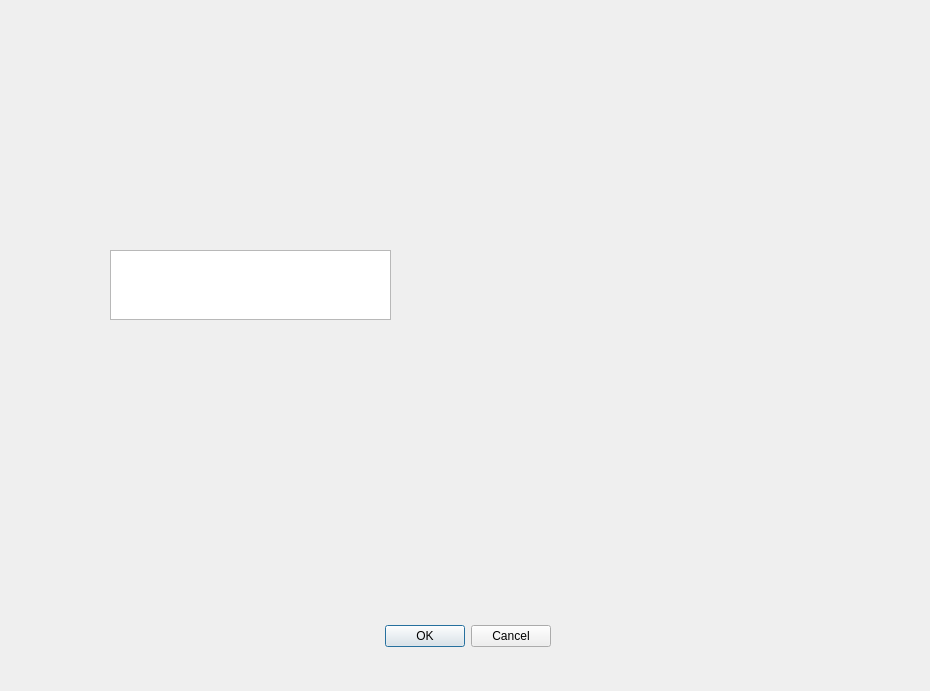
This is Lab1/login.ui in PioSkay/Qt-Time-Reporting-System as Qt 5 draws it before an edit. The edited form follows.
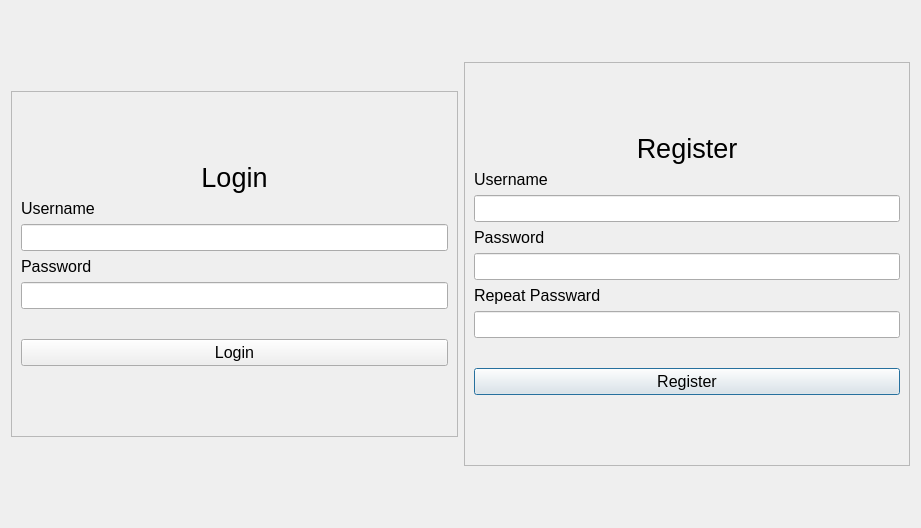
This is the edited form.

Commit message: UI For logging & backend. Create a user interface for logging and registering. Simple JSON reader. Backend handling register communication.

What changed in the file:
```diff
--- a/Lab1/login.ui
+++ b/Lab1/login.ui
@@ -6,39 +6,275 @@
    <rect>
     <x>0</x>
     <y>0</y>
-    <width>930</width>
-    <height>691</height>
+    <width>921</width>
+    <height>528</height>
    </rect>
   </property>
   <property name="windowTitle">
    <string>Dialog</string>
   </property>
-  <widget class="QDialogButtonBox" name="buttonBox">
-   <property name="geometry">
-    <rect>
-     <x>210</x>
-     <y>620</y>
-     <width>341</width>
-     <height>32</height>
-    </rect>
-   </property>
-   <property name="orientation">
-    <enum>Qt::Horizontal</enum>
-   </property>
-   <property name="standardButtons">
-    <set>QDialogButtonBox::Cancel|QDialogButtonBox::Ok</set>
-   </property>
-  </widget>
-  <widget class="QTextEdit" name="textEdit">
-   <property name="geometry">
-    <rect>
-     <x>110</x>
-     <y>250</y>
-     <width>281</width>
-     <height>70</height>
-    </rect>
-   </property>
-  </widget>
+  <layout class="QGridLayout" name="gridLayout_4">
+   <item row="0" column="1">
+    <widget class="QFrame" name="frame_2">
+     <property name="sizePolicy">
+      <sizepolicy hsizetype="Preferred" vsizetype="Fixed">
+       <horstretch>0</horstretch>
+       <verstretch>0</verstretch>
+      </sizepolicy>
+     </property>
+     <property name="frameShape">
+      <enum>QFrame::StyledPanel</enum>
+     </property>
+     <property name="frameShadow">
+      <enum>QFrame::Raised</enum>
+     </property>
+     <layout class="QGridLayout" name="gridLayout_2">
+      <property name="topMargin">
+       <number>70</number>
+      </property>
+      <property name="bottomMargin">
+       <number>70</number>
+      </property>
+      <item row="4" column="0">
+       <widget class="QLineEdit" name="register_password">
+        <property name="font">
+         <font>
+          <pointsize>12</pointsize>
+         </font>
+        </property>
+        <property name="echoMode">
+         <enum>QLineEdit::Password</enum>
+        </property>
+       </widget>
+      </item>
+      <item row="0" column="0">
+       <widget class="QLabel" name="label_2">
+        <property name="font">
+         <font>
+          <pointsize>20</pointsize>
+          <weight>50</weight>
+          <bold>false</bold>
+         </font>
+        </property>
+        <property name="text">
+         <string>Register</string>
+        </property>
+        <property name="alignment">
+         <set>Qt::AlignCenter</set>
+        </property>
+       </widget>
+      </item>
+      <item row="2" column="0">
+       <widget class="QLineEdit" name="register_username">
+        <property name="font">
+         <font>
+          <pointsize>12</pointsize>
+         </font>
+        </property>
+       </widget>
+      </item>
+      <item row="3" column="0">
+       <widget class="QLabel" name="label_6">
+        <property name="font">
+         <font>
+          <pointsize>12</pointsize>
+         </font>
+        </property>
+        <property name="text">
+         <string>Password</string>
+        </property>
+       </widget>
+      </item>
+      <item row="8" column="0">
+       <widget class="QPushButton" name="register_button">
+        <property name="font">
+         <font>
+          <pointsize>12</pointsize>
+         </font>
+        </property>
+        <property name="text">
+         <string>Register</string>
+        </property>
+       </widget>
+      </item>
+      <item row="5" column="0">
+       <widget class="QLabel" name="label_5">
+        <property name="font">
+         <font>
+          <pointsize>12</pointsize>
+         </font>
+        </property>
+        <property name="text">
+         <string>Repeat Passward</string>
+        </property>
+       </widget>
+      </item>
+      <item row="7" column="0">
+       <widget class="QLabel" name="register_error">
+        <property name="font">
+         <font>
+          <pointsize>12</pointsize>
+         </font>
+        </property>
+        <property name="text">
+         <string/>
+        </property>
+        <property name="alignment">
+         <set>Qt::AlignCenter</set>
+        </property>
+       </widget>
+      </item>
+      <item row="1" column="0">
+       <widget class="QLabel" name="label_7">
+        <property name="font">
+         <font>
+          <pointsize>12</pointsize>
+         </font>
+        </property>
+        <property name="text">
+         <string>Username</string>
+        </property>
+       </widget>
+      </item>
+      <item row="6" column="0">
+       <widget class="QLineEdit" name="register_password_r">
+        <property name="font">
+         <font>
+          <pointsize>12</pointsize>
+         </font>
+        </property>
+        <property name="echoMode">
+         <enum>QLineEdit::Password</enum>
+        </property>
+       </widget>
+      </item>
+     </layout>
+    </widget>
+   </item>
+   <item row="0" column="0">
+    <widget class="QFrame" name="frame">
+     <property name="sizePolicy">
+      <sizepolicy hsizetype="Preferred" vsizetype="Fixed">
+       <horstretch>0</horstretch>
+       <verstretch>0</verstretch>
+      </sizepolicy>
+     </property>
+     <property name="frameShape">
+      <enum>QFrame::StyledPanel</enum>
+     </property>
+     <property name="frameShadow">
+      <enum>QFrame::Raised</enum>
+     </property>
+     <layout class="QGridLayout" name="gridLayout">
+      <property name="topMargin">
+       <number>70</number>
+      </property>
+      <property name="bottomMargin">
+       <number>70</number>
+      </property>
+      <item row="2" column="0">
+       <widget class="QLineEdit" name="login_username">
+        <property name="font">
+         <font>
+          <pointsize>12</pointsize>
+         </font>
+        </property>
+        <property name="echoMode">
+         <enum>QLineEdit::Normal</enum>
+        </property>
+       </widget>
+      </item>
+      <item row="0" column="0">
+       <widget class="QLabel" name="label">
+        <property name="minimumSize">
+         <size>
+          <width>0</width>
+          <height>0</height>
+         </size>
+        </property>
+        <property name="font">
+         <font>
+          <pointsize>20</pointsize>
+         </font>
+        </property>
+        <property name="layoutDirection">
+         <enum>Qt::LeftToRight</enum>
+        </property>
+        <property name="text">
+         <string>Login</string>
+        </property>
+        <property name="alignment">
+         <set>Qt::AlignCenter</set>
+        </property>
+       </widget>
+      </item>
+      <item row="5" column="0">
+       <widget class="QLabel" name="login_error">
+        <property name="font">
+         <font>
+          <pointsize>12</pointsize>
+         </font>
+        </property>
+        <property name="text">
+         <string/>
+        </property>
+        <property name="alignment">
+         <set>Qt::AlignCenter</set>
+        </property>
+       </widget>
+      </item>
+      <item row="1" column="0">
+       <widget class="QLabel" name="label_3">
+        <property name="font">
+         <font>
+          <pointsize>12</pointsize>
+         </font>
+        </property>
+        <property name="text">
+         <string>Username</string>
+        </property>
+       </widget>
+      </item>
+      <item row="3" column="0">
+       <widget class="QLabel" name="label_4">
+        <property name="font">
+         <font>
+          <pointsize>12</pointsize>
+         </font>
+        </property>
+        <property name="text">
+         <string>Password</string>
+        </property>
+       </widget>
+      </item>
+      <item row="6" column="0">
+       <widget class="QPushButton" name="login_button">
+        <property name="font">
+         <font>
+          <pointsize>12</pointsize>
+         </font>
+        </property>
+        <property name="text">
+         <string>Login</string>
+        </property>
+       </widget>
+      </item>
+      <item row="4" column="0">
+       <widget class="QLineEdit" name="login_password">
+        <property name="font">
+         <font>
+          <pointsize>12</pointsize>
+         </font>
+        </property>
+        <property name="echoMode">
+         <enum>QLineEdit::Password</enum>
+        </property>
+       </widget>
+      </item>
+     </layout>
+    </widget>
+   </item>
+  </layout>
  </widget>
  <resources/>
  <connections>
```
Left out of the diff: 35 changed lines with no effect on the pictures. The commit also changes 7 other files.
